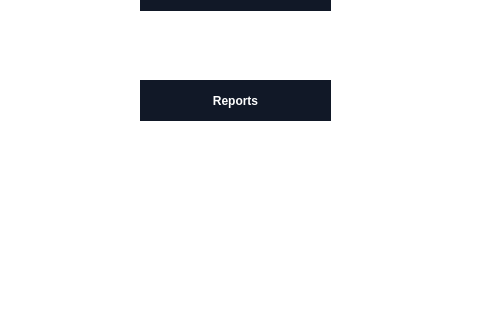
Old version of the form UIs/UserMain.ui in the repository ahmedsilat44/Ledger; both pictures show x 0 to 480 and y 320 to 640 of the 480 by 640 pixel window.
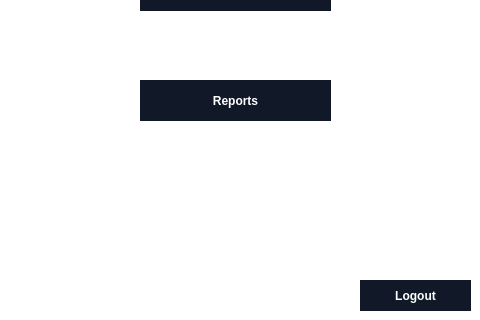
New version of the form.

Commit message: add logout function

What changed in the file:
```diff
--- a/UIs/UserMain.ui
+++ b/UIs/UserMain.ui
@@ -135,6 +135,37 @@
      <string>Reports</string>
     </property>
    </widget>
+   <widget class="QPushButton" name="logoutButton">
+    <property name="geometry">
+     <rect>
+      <x>360</x>
+      <y>600</y>
+      <width>111</width>
+      <height>31</height>
+     </rect>
+    </property>
+    <property name="cursor">
+     <cursorShape>PointingHandCursor</cursorShape>
+    </property>
+    <property name="styleSheet">
+     <string notr="true">
+  background-color: #111827;
+  border: 1px solid transparent;
+  border-radius: .75rem;
+  color: #FFFFFF;
+  font-family: &quot;Inter var&quot;,ui-sans-serif,system-ui,-apple-system,system-ui,&quot;Segoe UI&quot;,Roboto,&quot;Helvetica Neue&quot;,Arial,&quot;Noto Sans&quot;,sans-serif,&quot;Apple Color Emoji&quot;,&quot;Segoe UI Emoji&quot;,&quot;Segoe UI Symbol&quot;,&quot;Noto Color Emoji&quot;;
+  font-size: 1.125rem;
+  font-weight: 600;
+  line-height: 1.5rem;
+  padding: .75rem 1.2rem;
+  text-align: center;
+  width: auto;
+</string>
+    </property>
+    <property name="text">
+     <string>Logout</string>
+    </property>
+   </widget>
   </widget>
  </widget>
  <resources/>
```
The commit also changes 3 other files.
